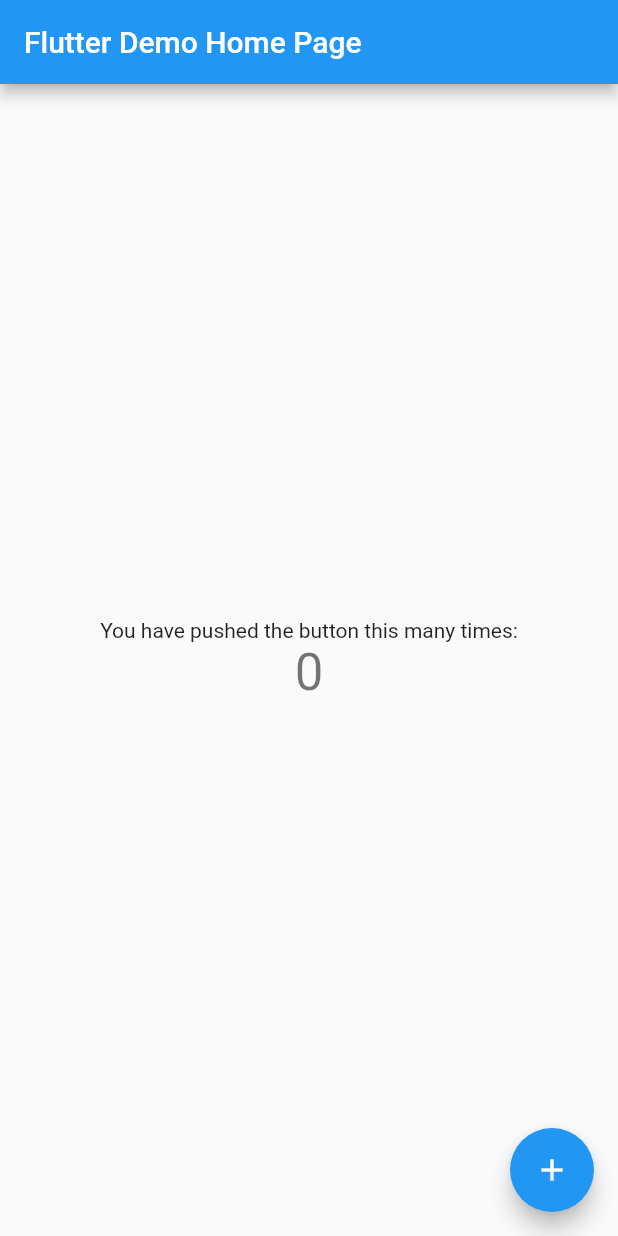
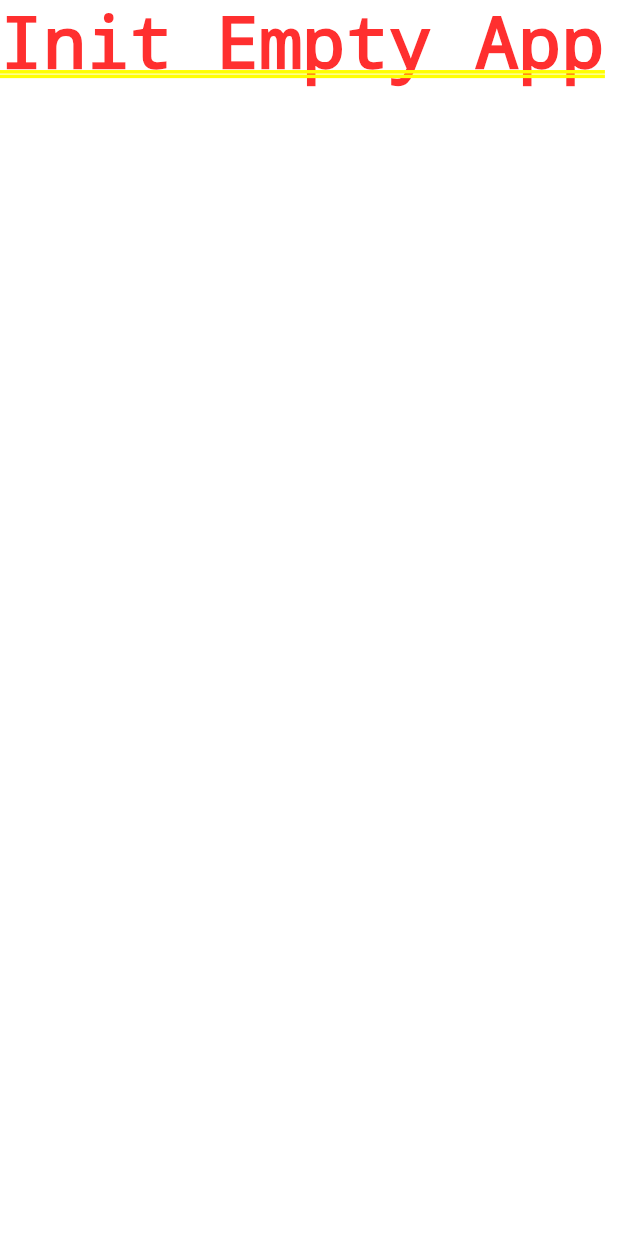
Before and after one commit to emad566/fluter_todo_app, a Flutter app: the screen it shows after launch, on a phone screen of 412 x 824 dp. Run offline on Flutter 3.47's test engine with Material 2 defaults, Android fonts, the phone set to English and light mode, and no system bars.

Commit message:
Install Packages and init app

```diff
--- a/lib/main.dart
+++ b/lib/main.dart
@@ -13,103 +13,18 @@
     return MaterialApp(
       title: 'Flutter Demo',
       theme: ThemeData(
-        // This is the theme of your application.
-        //
-        // Try running your application with "flutter run". You'll see the
-        // application has a blue toolbar. Then, without quitting the app, try
-        // changing the primarySwatch below to Colors.green and then invoke
-        // "hot reload" (press "r" in the console where you ran "flutter run",
-        // or simply save your changes to "hot reload" in a Flutter IDE).
-        // Notice that the counter didn't reset back to zero; the application
-        // is not restarted.
         primarySwatch: Colors.blue,
       ),
-      home: const MyHomePage(title: 'Flutter Demo Home Page'),
+      home: const HomeScreen(),
     );
   }
 }
 
-class MyHomePage extends StatefulWidget {
-  const MyHomePage({super.key, required this.title});
-
-  // This widget is the home page of your application. It is stateful, meaning
-  // that it has a State object (defined below) that contains fields that affect
-  // how it looks.
-
-  // This class is the configuration for the state. It holds the values (in this
-  // case the title) provided by the parent (in this case the App widget) and
-  // used by the build method of the State. Fields in a Widget subclass are
-  // always marked "final".
-
-  final String title;
-
-  @override
-  State<MyHomePage> createState() => _MyHomePageState();
-}
-
-class _MyHomePageState extends State<MyHomePage> {
-  int _counter = 0;
-
-  void _incrementCounter() {
-    setState(() {
-      // This call to setState tells the Flutter framework that something has
-      // changed in this State, which causes it to rerun the build method below
-      // so that the display can reflect the updated values. If we changed
-      // _counter without calling setState(), then the build method would not be
-      // called again, and so nothing would appear to happen.
-      _counter++;
-    });
-  }
+class HomeScreen extends StatelessWidget {
+  const HomeScreen({Key? key}) : super(key: key);
 
   @override
   Widget build(BuildContext context) {
-    // This method is rerun every time setState is called, for instance as done
-    // by the _incrementCounter method above.
-    //
-    // The Flutter framework has been optimized to make rerunning build methods
-    // fast, so that you can just rebuild anything that needs updating rather
-    // than having to individually change instances of widgets.
-    return Scaffold(
-      appBar: AppBar(
-        // Here we take the value from the MyHomePage object that was created by
-        // the App.build method, and use it to set our appbar title.
-        title: Text(widget.title),
-      ),
-      body: Center(
-        // Center is a layout widget. It takes a single child and positions it
-        // in the middle of the parent.
-        child: Column(
-          // Column is also a layout widget. It takes a list of children and
-          // arranges them vertically. By default, it sizes itself to fit its
-          // children horizontally, and tries to be as tall as its parent.
-          //
-          // Invoke "debug painting" (press "p" in the console, choose the
-          // "Toggle Debug Paint" action from the Flutter Inspector in Android
-          // Studio, or the "Toggle Debug Paint" command in Visual Studio Code)
-          // to see the wireframe for each widget.
-          //
-          // Column has various properties to control how it sizes itself and
-          // how it positions its children. Here we use mainAxisAlignment to
-          // center the children vertically; the main axis here is the vertical
-          // axis because Columns are vertical (the cross axis would be
-          // horizontal).
-          mainAxisAlignment: MainAxisAlignment.center,
-          children: <Widget>[
-            const Text(
-              'You have pushed the button this many times:',
-            ),
-            Text(
-              '$_counter',
-              style: Theme.of(context).textTheme.headlineMedium,
-            ),
-          ],
-        ),
-      ),
-      floatingActionButton: FloatingActionButton(
-        onPressed: _incrementCounter,
-        tooltip: 'Increment',
-        child: const Icon(Icons.add),
-      ), // This trailing comma makes auto-formatting nicer for build methods.
-    );
+    return const Text('Init Empty App');
   }
 }
```
Also changed, not shown: analysis_options.yaml (+3 -25 lines), pubspec.yaml (+20 -68 lines), assets/images/appicon.jpeg (added), assets/images/person.jpeg (added), assets/images/task.svg (added), 4 other files.
